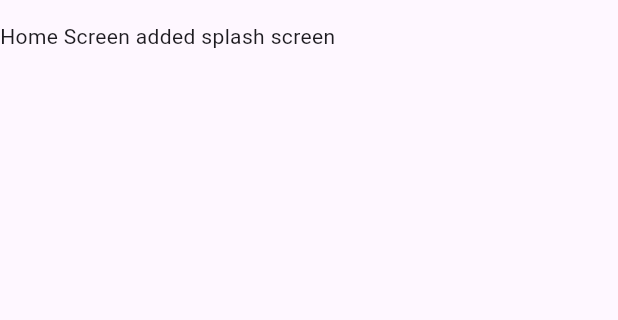
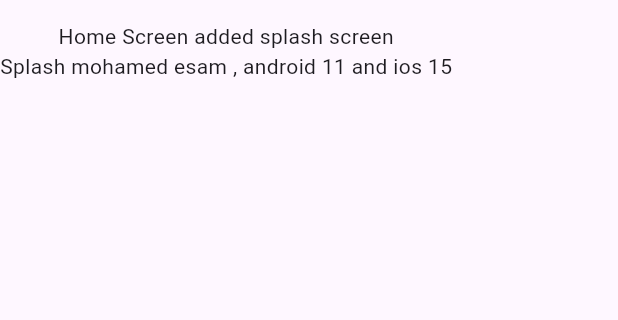
Before and after one commit to Mohamed-Essam-Mohamed/git, a Flutter app: the screen it shows after launch, on a phone screen of 412 x 824 dp, the part 63-383 px from its top. Run offline on Flutter 3.47's test engine with Material 3 defaults, Android fonts, the phone set to English and light mode, and no system bars.

Commit message:
added splash screen

```diff
--- a/lib/main.dart
+++ b/lib/main.dart
@@ -31,6 +31,7 @@ class HomeScreen extends StatelessWidget {
       body: Column(
         children: [
           Text('Home Screen added splash screen'),
+          Text("Splash mohamed esam , android 11 and ios 15"),
         ],
       ),
     );
```
